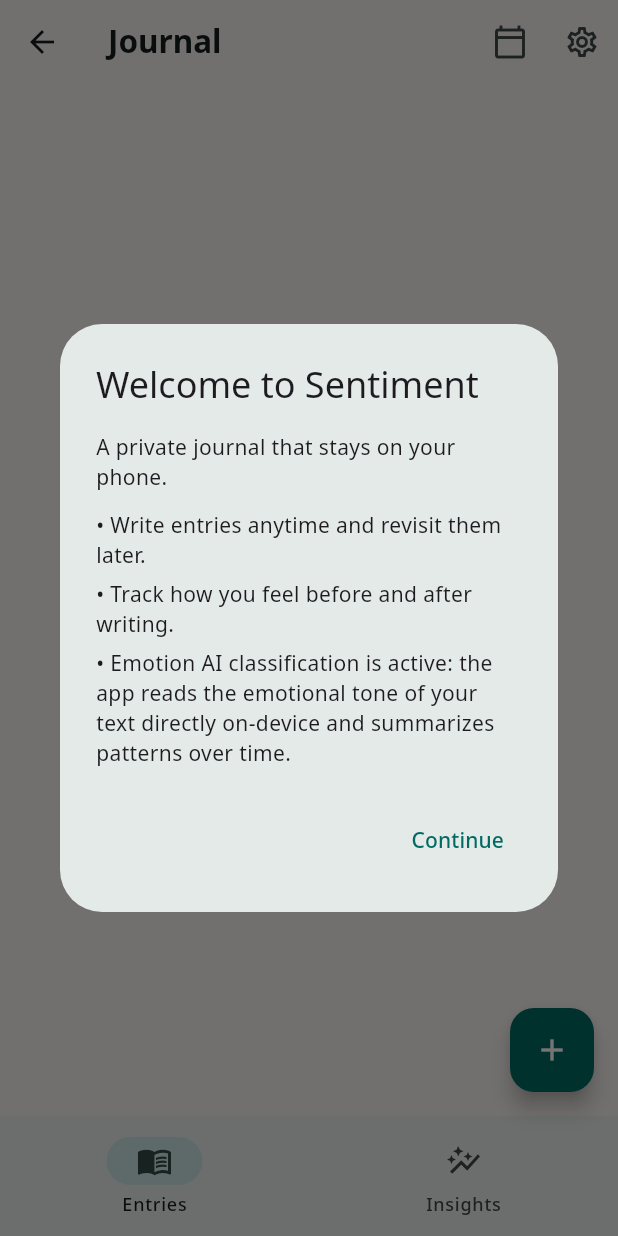
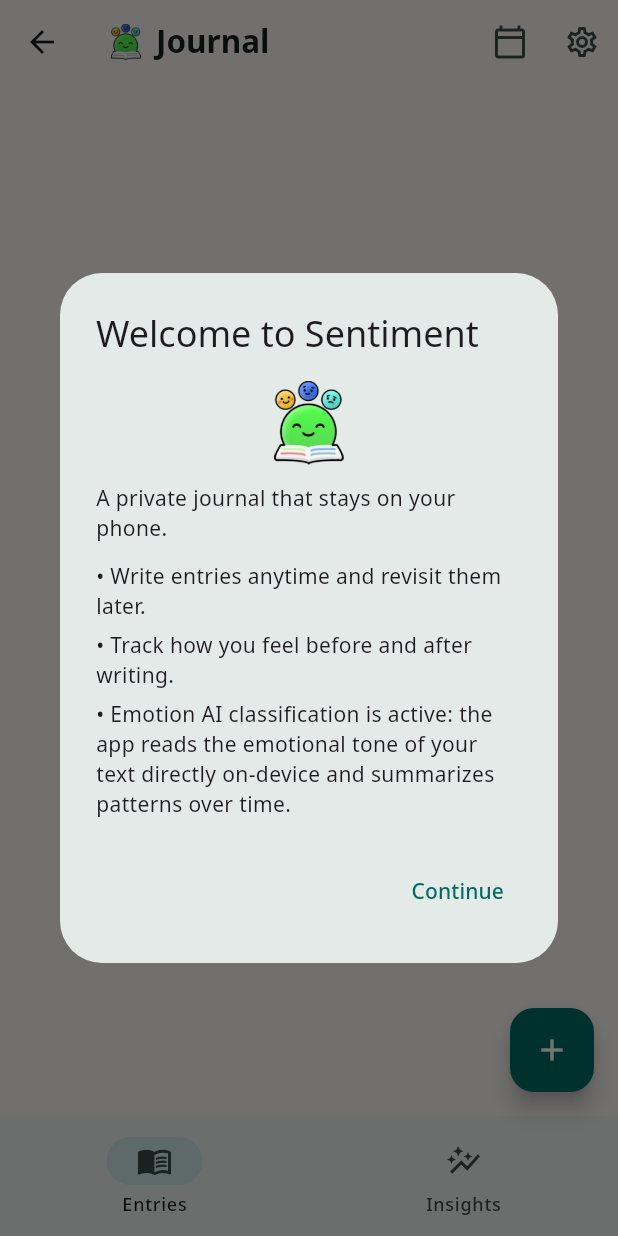
Before and after one commit to arqueffe/sentiment, a Flutter app: the HomeScreen screen opened by its route, on a phone screen of 412 x 824 dp. Run offline on Flutter 3.47's test engine with Material 3 defaults, Android fonts, the phone set to English and light mode, and no system bars; our stand-ins replace flutter_riverpod, flutter_secure_storage, google_fonts, hive, hive_flutter, local_auth and 2 more; missing offline and left inert: cryptography, file_selector, flutter_onnxruntime; accounts and stored records are empty.

Commit message:
Addition of logo

```diff
--- a/lib/ui/entry_list_screen.dart
+++ b/lib/ui/entry_list_screen.dart
@@ -46,7 +46,13 @@
 
     return Scaffold(
       appBar: AppBar(
-        title: const Text('Journal'),
+        title: Row(
+          children: [
+            Image.asset('assets/images/logo.png', height: 24, width: 24),
+            const SizedBox(width: 8),
+            const Text('Journal'),
+          ],
+        ),
         actions: [
           IconButton(
             tooltip: 'Pick date',
--- a/lib/ui/widgets/onboarding_dialog.dart
+++ b/lib/ui/widgets/onboarding_dialog.dart
@@ -12,6 +12,14 @@
           mainAxisSize: MainAxisSize.min,
           crossAxisAlignment: CrossAxisAlignment.start,
           children: [
+            Center(
+              child: Image(
+                image: AssetImage('assets/images/logo.png'),
+                width: 56,
+                height: 56,
+              ),
+            ),
+            SizedBox(height: 12),
             Text('A private journal that stays on your phone.'),
             SizedBox(height: 12),
             Text('• Write entries anytime and revisit them later.'),
```
Also changed, not shown: lib/ui/unlock_screen.dart (+19 -3 lines), pubspec.yaml (+13 -1 lines), assets/images/logo.png (added), pubspec.lock, 6 other files.
